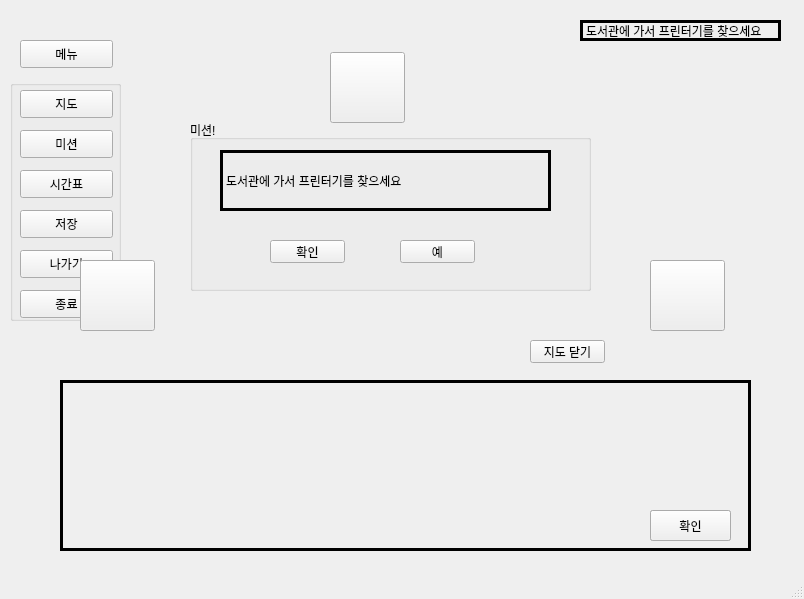
Old version of the form Final/first_screen/mission.ui in the repository hyeji1221/Sangmyung_Simulation_Game.
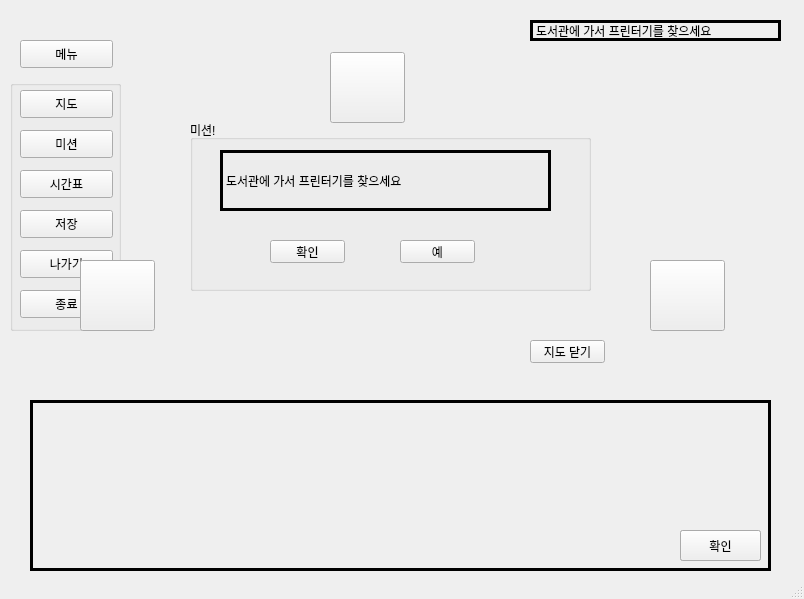
New version of the form.

```diff
--- a/Final/first_screen/mission.ui
+++ b/Final/first_screen/mission.ui
@@ -33,7 +33,7 @@
       <x>10</x>
       <y>80</y>
       <width>111</width>
-      <height>241</height>
+      <height>251</height>
      </rect>
     </property>
     <property name="title">
@@ -121,12 +121,17 @@
    <widget class="QLabel" name="chat">
     <property name="geometry">
      <rect>
-      <x>60</x>
-      <y>380</y>
-      <width>691</width>
+      <x>30</x>
+      <y>400</y>
+      <width>741</width>
       <height>171</height>
      </rect>
     </property>
+    <property name="font">
+     <font>
+      <pointsize>10</pointsize>
+     </font>
+    </property>
     <property name="frameShape">
      <enum>QFrame::Box</enum>
     </property>
@@ -204,9 +209,9 @@
    <widget class="QLabel" name="mission_show">
     <property name="geometry">
      <rect>
-      <x>580</x>
+      <x>530</x>
       <y>20</y>
-      <width>201</width>
+      <width>251</width>
       <height>21</height>
      </rect>
     </property>
@@ -226,8 +231,8 @@
    <widget class="QPushButton" name="next">
     <property name="geometry">
      <rect>
-      <x>650</x>
-      <y>510</y>
+      <x>680</x>
+      <y>530</y>
       <width>81</width>
       <height>31</height>
      </rect>
@@ -239,8 +244,8 @@
    <widget class="QPushButton" name="go">
     <property name="geometry">
      <rect>
-      <x>650</x>
-      <y>510</y>
+      <x>680</x>
+      <y>530</y>
       <width>81</width>
       <height>31</height>
      </rect>
@@ -252,10 +257,10 @@
    <widget class="QLabel" name="imageLabel">
     <property name="geometry">
      <rect>
-      <x>70</x>
-      <y>50</y>
-      <width>651</width>
-      <height>311</height>
+      <x>0</x>
+      <y>10</y>
+      <width>801</width>
+      <height>361</height>
      </rect>
     </property>
     <property name="text">
```
Left out of the diff: 12 changed lines with no effect on the pictures.
